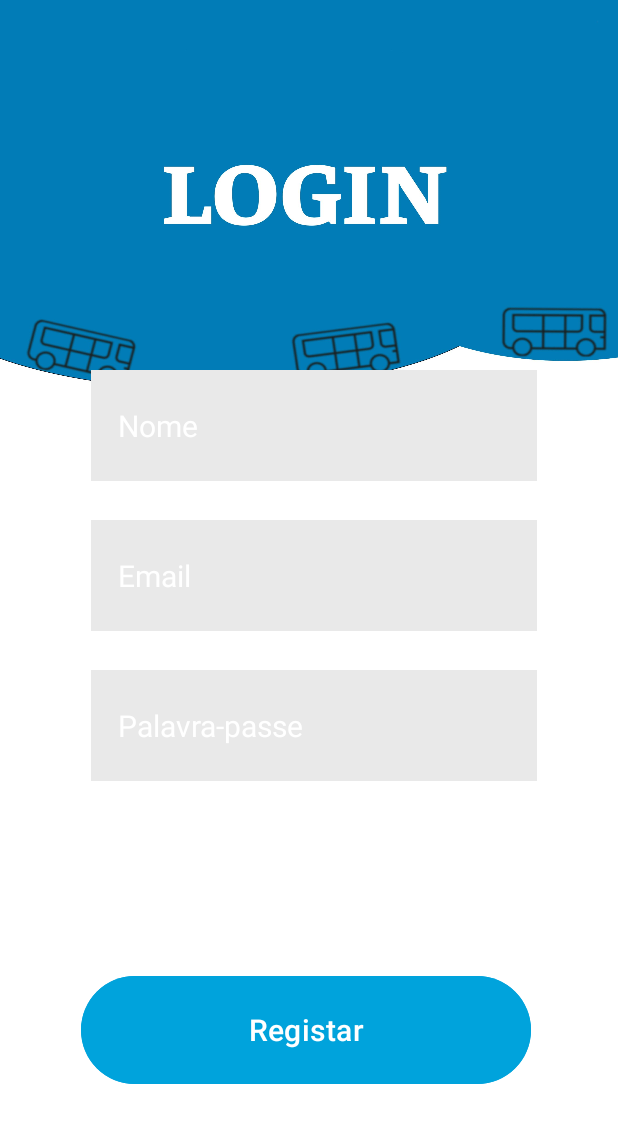
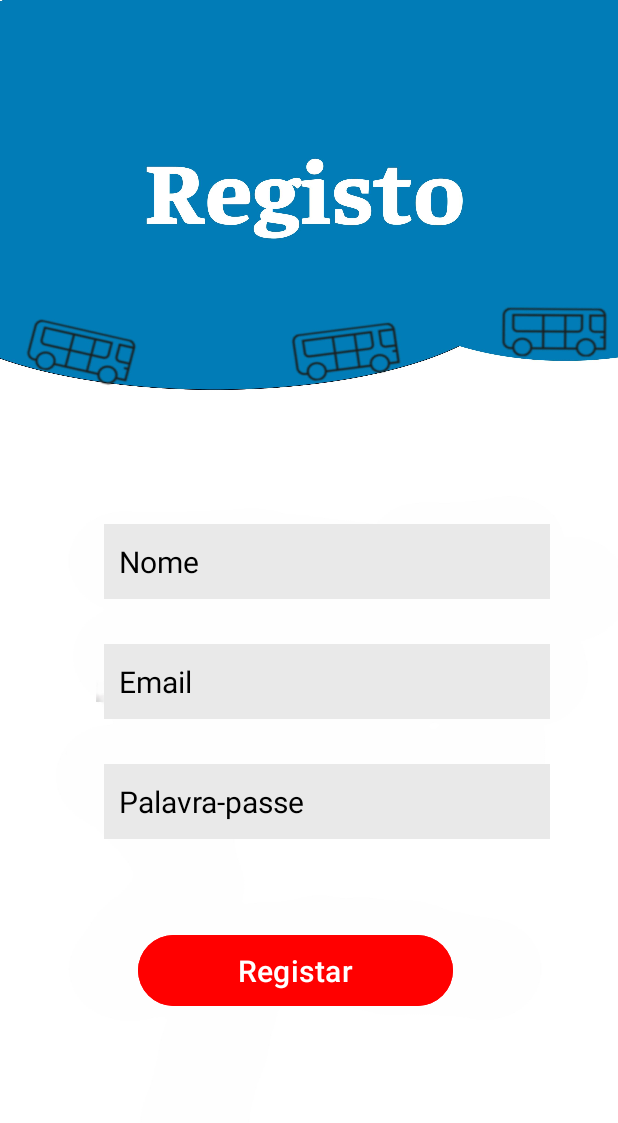
Before and after one commit to nunoCampelo04/ProjetoDAI, an Android app: the RegisterActivity screen opened directly, with no data from a screen before it, on a phone screen of 412 x 824 dp. Shown: the top 1123 px of the screen. Run offline under Robolectric (Android 15) with nearby library versions, the phone set to English and light mode, and no system bars; our stand-ins replace Firebase (no records; nobody signed in at launch, a user with empty details on screens opened directly).

Commit message:
09/04 14:54

```diff
--- a/app/src/main/res/layout/activity_register.xml
+++ b/app/src/main/res/layout/activity_register.xml
@@ -3,7 +3,7 @@
     android:layout_width="match_parent"
     android:layout_height="match_parent"
     android:padding="16dp"
-    android:background="@drawable/fundo_login"
+    android:background="@drawable/fundo_registo"
     android:gravity="center"
     android:orientation="vertical">
 
@@ -11,54 +11,54 @@
     <EditText
         android:id="@+id/editTextRegisterName"
         android:layout_width="297dp"
-        android:layout_height="74dp"
+        android:layout_height="50dp"
         android:layout_alignParentEnd="true"
-        android:layout_marginTop="150dp"
-        android:layout_marginEnd="38dp"
+        android:layout_marginTop="200dp"
+        android:layout_marginEnd="29dp"
         android:background="@drawable/botao_retangular"
         android:hint="Nome"
         android:inputType="text"
-        android:textColorHint="@color/white"
-        android:padding="18dp"
+        android:textColorHint="@color/black"
+        android:padding="10dp"
         android:textSize="20sp" />
 
     <EditText
         android:id="@+id/editTextRegisterEmail"
         android:layout_width="297dp"
-        android:layout_height="74dp"
+        android:layout_height="50dp"
         android:layout_alignParentEnd="true"
-        android:layout_marginTop="250dp"
-        android:layout_marginEnd="38dp"
+        android:layout_marginTop="280dp"
+        android:layout_marginEnd="29dp"
         android:background="@drawable/botao_retangular"
         android:hint="Email"
         android:inputType="textEmailAddress"
-        android:textColorHint="@color/white"
-        android:padding="18dp"
+        android:textColorHint="@color/black"
+        android:padding="10dp"
         android:textSize="20sp" />
 
     <EditText
         android:id="@+id/editTextRegisterPassword"
         android:layout_width="297dp"
-        android:layout_height="74dp"
+        android:layout_height="50dp"
         android:layout_alignParentEnd="true"
-        android:layout_marginTop="350dp"
-        android:layout_marginEnd="38dp"
+        android:layout_marginTop="360dp"
+        android:layout_marginEnd="29dp"
         android:background="@drawable/botao_retangular"
         android:hint="Palavra-passe"
         android:inputType="text"
-        android:textColorHint="@color/white"
-        android:padding="18dp"
+        android:textColorHint="@color/black"
+        android:padding="10dp"
         android:textSize="20sp" />
 
     <Button
-        android:layout_width="300dp"
-        android:layout_height="80dp"
-        android:layout_marginLeft="38dp"
+        android:layout_width="210dp"
+        android:layout_height="55dp"
+        android:layout_marginLeft="76dp"
         android:text="Registar"
-        android:backgroundTint="@color/cor_azul"
+        android:backgroundTint="@color/vermelho"
         android:textColor="@color/white"
-        android:padding="18dp"
-        android:layout_marginTop="550dp"
+        android:padding="10dp"
+        android:layout_marginTop="470dp"
         android:textSize="20sp"
         android:id="@+id/botaoRegistar"/>
 
```
Also changed, not shown: app/src/main/res/layout/activity_login.xml (+14 -16 lines), app/src/main/res/layout/activity_main.xml (+18 -21 lines), app/src/main/res/drawable/fundo_registo.jpg (added), app/src/main/res/drawable/fundoapp.jpg (deleted), app/src/main/res/drawable/logo.jpg (deleted).
